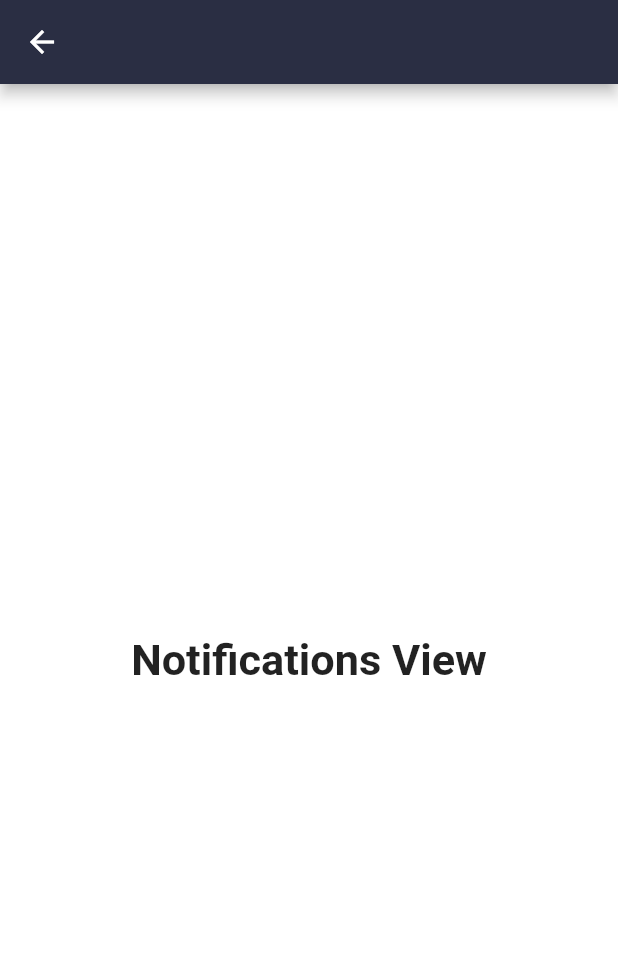
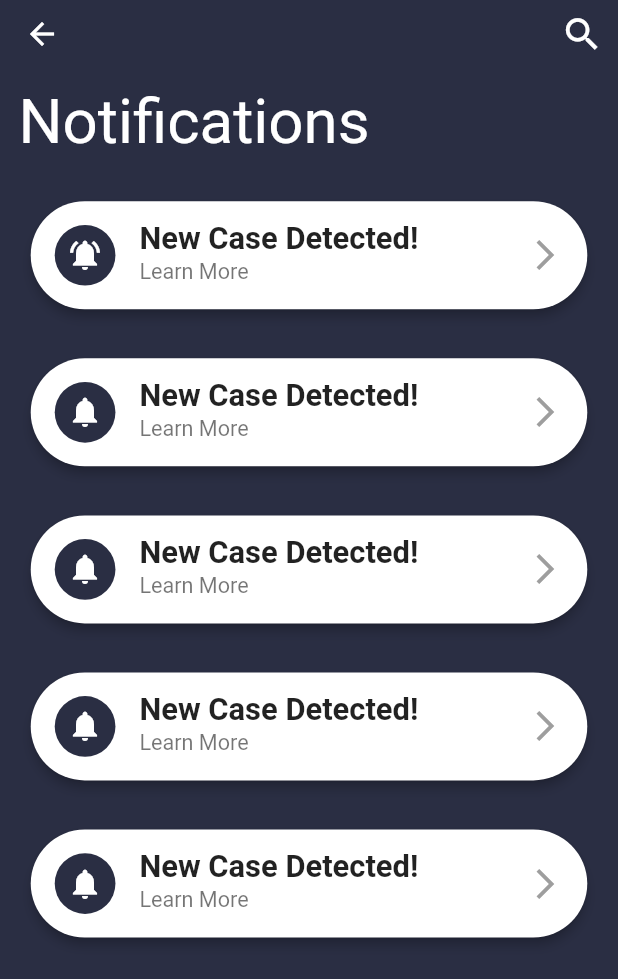
Before and after one commit to YazeedAlKhalaf/homathon_project, a Flutter app: the NotificationsView screen opened directly, on a phone screen of 412 x 824 dp. Shown: the top 979 px of the screen. Run offline on Flutter 3.47's test engine with Material 2 defaults, Android fonts, the light colour scheme and no system bars; our stand-ins replace get_it, provider_architecture; missing offline and left inert: giffy_dialog.

Commit message:
:tada: Making Notifications View

```diff
--- a/lib/src/ui/views/notifications_view.dart
+++ b/lib/src/ui/views/notifications_view.dart
@@ -1,6 +1,8 @@
 import 'package:flutter/material.dart';
 import 'package:homathon_project/src/providers/notifications_provider.dart';
+import 'package:homathon_project/src/ui/shared/app_colors.dart';
 import 'package:homathon_project/src/ui/shared/ui_helpers.dart';
+import 'package:homathon_project/src/ui/widgets/custom_card.dart';
 import 'package:provider_architecture/provider_architecture.dart';
 
 class NotificationsView extends StatefulWidget {
@@ -19,15 +21,73 @@ class _NotificationsViewState extends State<NotificationsView> {
         Widget child,
       ) {
         return Scaffold(
-          appBar: AppBar(),
+          backgroundColor: primaryColor,
+          appBar: AppBar(
+            elevation: 0,
+            actions: <Widget>[
+              IconButton(
+                icon: Icon(
+                  Icons.search,
+                  color: backgroundColor,
+                  size: blockSizeHorizontal(context) * 7,
+                ),
+                onPressed: () {},
+              ),
+            ],
+            bottom: PreferredSize(
+              child: Padding(
+                padding: EdgeInsets.all(
+                  blockSizeHorizontal(context) * 3,
+                ),
+                child: Row(
+                  children: <Widget>[
+                    Text(
+                      'Notifications',
+                      textAlign: TextAlign.start,
+                      style: TextStyle(
+                        color: textColorWhite,
+                        fontSize: blockSizeHorizontal(context) * 10,
+                      ),
+                    ),
+                  ],
+                ),
+              ),
+              preferredSize: Size(
+                screenWidth(context),
+                blockSizeHorizontal(context) * 15,
+              ),
+            ),
+          ),
           body: SafeArea(
             child: Center(
-              child: Text(
-                'Notifications View',
-                style: TextStyle(
-                  fontSize: blockSizeHorizontal(context) * 7,
-                  fontWeight: FontWeight.bold,
-                ),
+              child: ListView(
+                children: <Widget>[
+                  CustomCard(
+                    leadingIcon: Icons.notifications_active,
+                    titleText: 'New Case Detected!',
+                    onTap: () {},
+                  ),
+                  CustomCard(
+                    leadingIcon: Icons.notifications,
+                    titleText: 'New Case Detected!',
+                    onTap: () {},
+                  ),
+                  CustomCard(
+                    leadingIcon: Icons.notifications,
+                    titleText: 'New Case Detected!',
+                    onTap: () {},
+                  ),
+                  CustomCard(
+                    leadingIcon: Icons.notifications,
+                    titleText: 'New Case Detected!',
+                    onTap: () {},
+                  ),
+                  CustomCard(
+                    leadingIcon: Icons.notifications,
+                    titleText: 'New Case Detected!',
+                    onTap: () {},
+                  ),
+                ],
               ),
             ),
           ),
```
